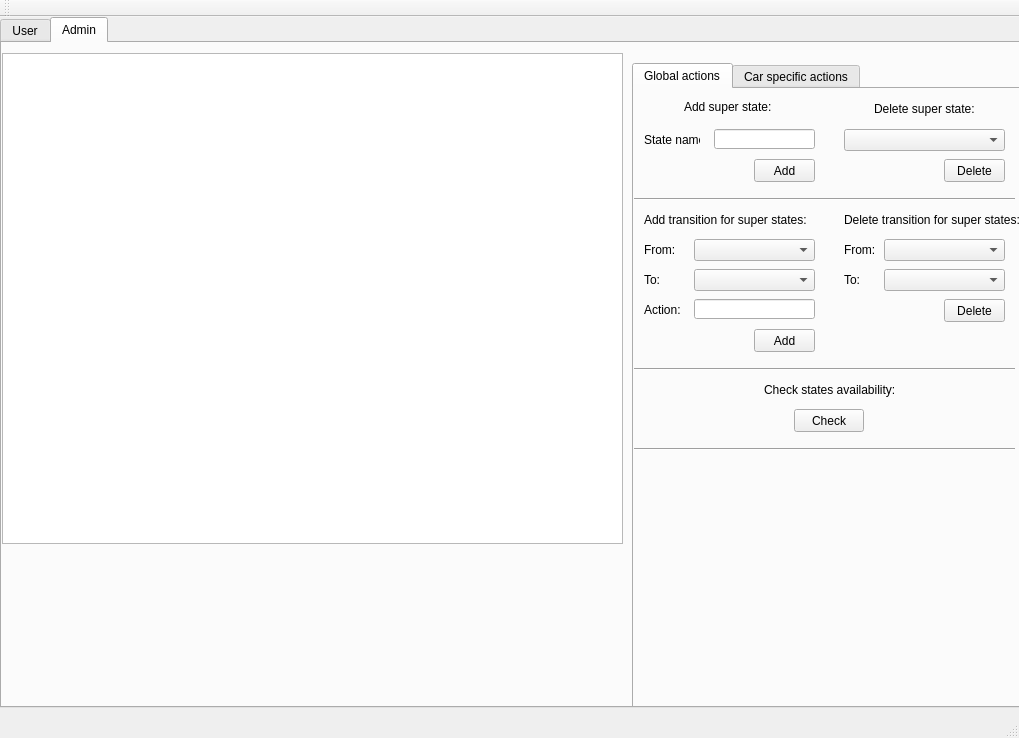
This is BlaBlaCar/mainwindow.ui in mikhaylov97/BlaBlaCarRepository as Qt 5 draws it before an edit. The edited form follows.
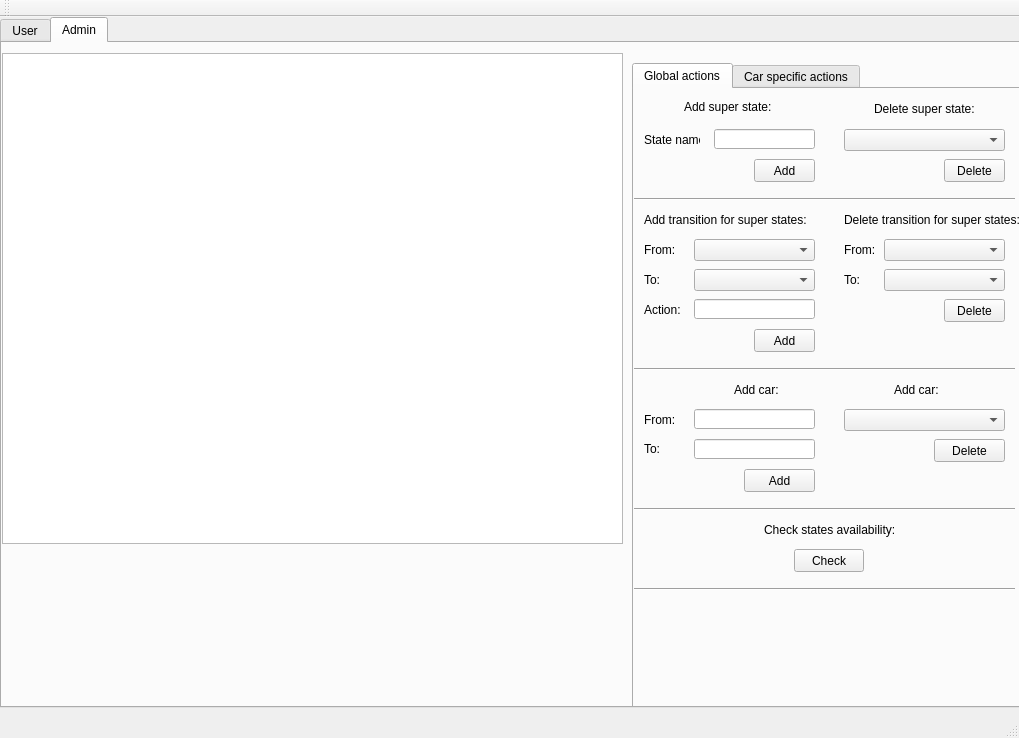
This is the edited form. The open tabs and pages were chosen to show the change.

What changed in the file:
```diff
--- a/BlaBlaCar/mainwindow.ui
+++ b/BlaBlaCar/mainwindow.ui
@@ -310,7 +310,7 @@
         <property name="geometry">
          <rect>
           <x>160</x>
-          <y>320</y>
+          <y>460</y>
           <width>70</width>
           <height>23</height>
          </rect>
@@ -323,7 +323,7 @@
         <property name="geometry">
          <rect>
           <x>130</x>
-          <y>290</y>
+          <y>430</y>
           <width>146</width>
           <height>21</height>
          </rect>
@@ -349,7 +349,7 @@
         <property name="geometry">
          <rect>
           <x>0</x>
-          <y>270</y>
+          <y>410</y>
           <width>381</width>
           <height>20</height>
          </rect>
@@ -362,7 +362,7 @@
         <property name="geometry">
          <rect>
           <x>0</x>
-          <y>350</y>
+          <y>490</y>
           <width>381</width>
           <height>20</height>
          </rect>
@@ -371,6 +371,127 @@
          <enum>Qt::Horizontal</enum>
         </property>
        </widget>
+       <widget class="Line" name="line_7">
+        <property name="geometry">
+         <rect>
+          <x>0</x>
+          <y>270</y>
+          <width>381</width>
+          <height>20</height>
+         </rect>
+        </property>
+        <property name="orientation">
+         <enum>Qt::Horizontal</enum>
+        </property>
+       </widget>
+       <widget class="QLabel" name="label_16">
+        <property name="geometry">
+         <rect>
+          <x>100</x>
+          <y>290</y>
+          <width>47</width>
+          <height>21</height>
+         </rect>
+        </property>
+        <property name="text">
+         <string>Add car:</string>
+        </property>
+       </widget>
+       <widget class="QLabel" name="label_19">
+        <property name="geometry">
+         <rect>
+          <x>10</x>
+          <y>320</y>
+          <width>47</width>
+          <height>21</height>
+         </rect>
+        </property>
+        <property name="text">
+         <string>From:</string>
+        </property>
+       </widget>
+       <widget class="QLabel" name="label_37">
+        <property name="geometry">
+         <rect>
+          <x>10</x>
+          <y>350</y>
+          <width>47</width>
+          <height>20</height>
+         </rect>
+        </property>
+        <property name="text">
+         <string>To:</string>
+        </property>
+       </widget>
+       <widget class="QLineEdit" name="addCarFromInputField">
+        <property name="geometry">
+         <rect>
+          <x>60</x>
+          <y>320</y>
+          <width>121</width>
+          <height>20</height>
+         </rect>
+        </property>
+       </widget>
+       <widget class="QLineEdit" name="addCarToInputField">
+        <property name="geometry">
+         <rect>
+          <x>60</x>
+          <y>350</y>
+          <width>121</width>
+          <height>20</height>
+         </rect>
+        </property>
+       </widget>
+       <widget class="QPushButton" name="addCarPushButton">
+        <property name="geometry">
+         <rect>
+          <x>110</x>
+          <y>380</y>
+          <width>71</width>
+          <height>23</height>
+         </rect>
+        </property>
+        <property name="text">
+         <string>Add</string>
+        </property>
+       </widget>
+       <widget class="QLabel" name="label_38">
+        <property name="geometry">
+         <rect>
+          <x>260</x>
+          <y>290</y>
+          <width>47</width>
+          <height>21</height>
+         </rect>
+        </property>
+        <property name="text">
+         <string>Add car:</string>
+        </property>
+       </widget>
+       <widget class="QComboBox" name="deleteCarComboBox">
+        <property name="geometry">
+         <rect>
+          <x>210</x>
+          <y>320</y>
+          <width>161</width>
+          <height>22</height>
+         </rect>
+        </property>
+       </widget>
+       <widget class="QPushButton" name="deleteCarPushButton">
+        <property name="geometry">
+         <rect>
+          <x>300</x>
+          <y>350</y>
+          <width>71</width>
+          <height>23</height>
+         </rect>
+        </property>
+        <property name="text">
+         <string>Delete</string>
+        </property>
+       </widget>
       </widget>
       <widget class="QWidget" name="tab_2">
        <attribute name="title">
```
Left out of the diff: 4 changed lines with no effect on the pictures.
